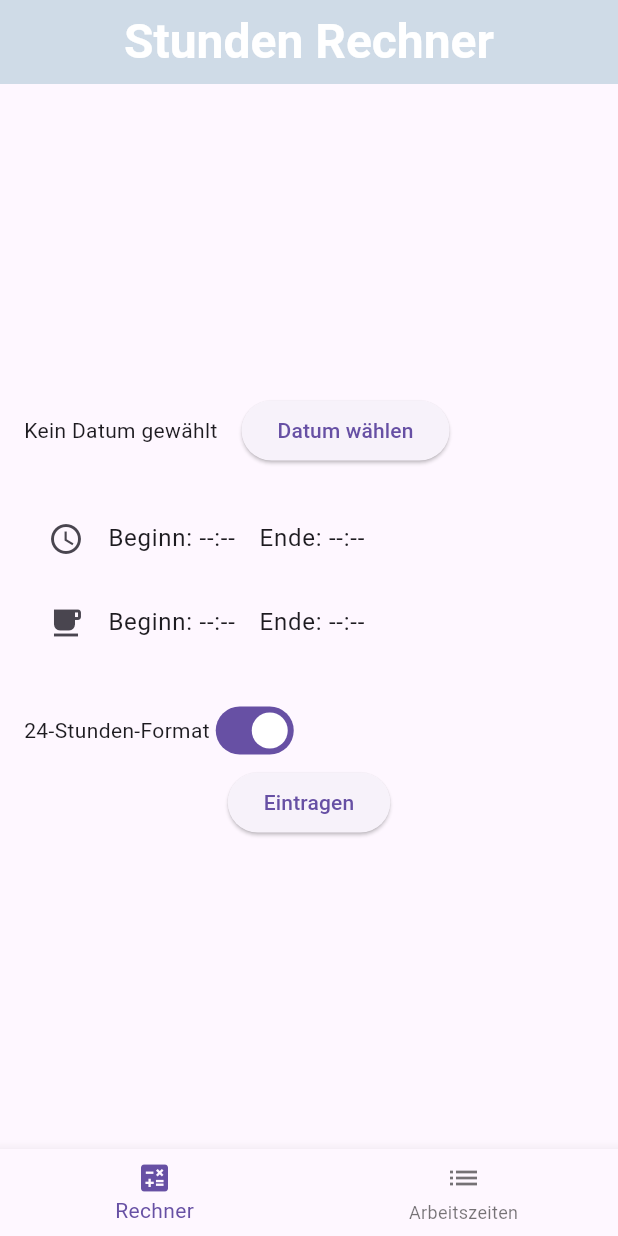
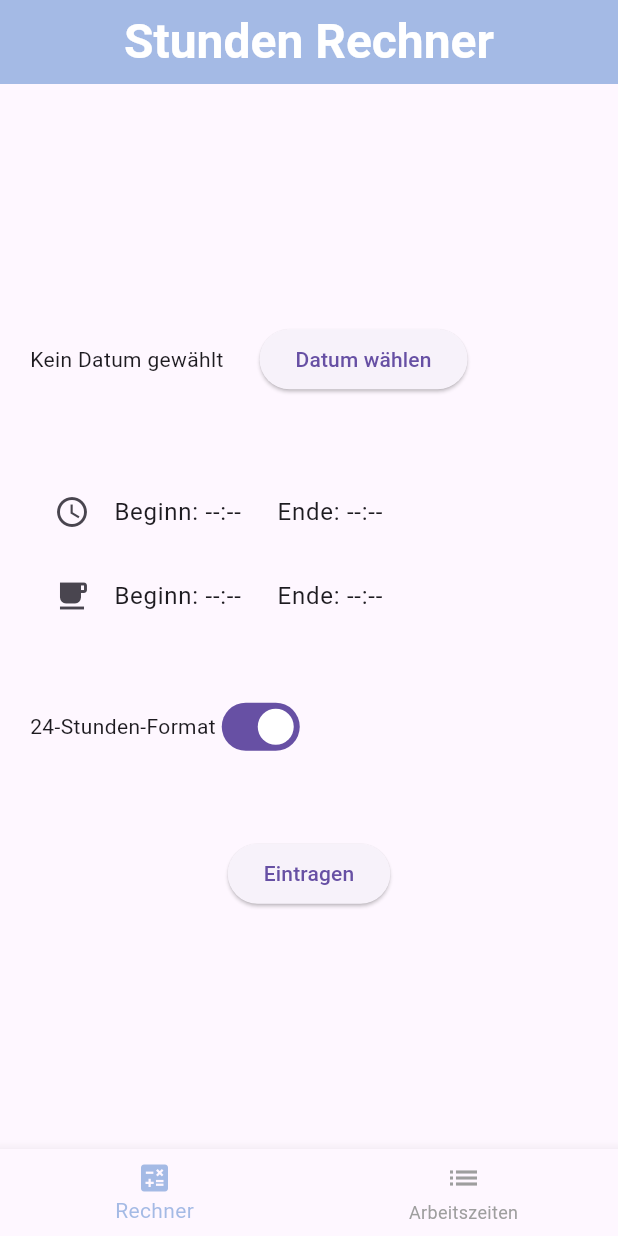
Before and after one commit to MarcusBecker6123/stundenrechner, a Flutter app: the screen it shows after launch, on a phone screen of 412 x 824 dp. Run offline on Flutter 3.47's test engine with Material 3 defaults, Android fonts, the phone set to English and light mode, and no system bars; our stand-ins replace sqflite; accounts and stored records are empty.

Commit message:
style changes

```diff
--- a/lib/pages/stunden_rechner.dart
+++ b/lib/pages/stunden_rechner.dart
@@ -32,14 +32,23 @@ class _StundenRechnerState extends State<StundenRechner> {
           BottomNavigationBarItem(
             icon: Icon(Icons.calculate),
             label: 'Rechner',
+            backgroundColor: Color.fromARGB(121, 65, 119, 200),
           ),
           BottomNavigationBarItem(
             icon: Icon(Icons.list),
             label: 'Arbeitszeiten',
+            backgroundColor: Color.fromARGB(121, 65, 119, 200),
           ),
         ],
         currentIndex: _selectedIndex,
         onTap: _onItemTapped,
+        selectedItemColor: Color.fromARGB(
+          121,
+          65,
+          119,
+          200,
+        ), // <-- selected icon color
+        unselectedItemColor: Colors.grey, // <-- unselected icon color
       ),
     );
   }
@@ -76,7 +85,7 @@ class _StundenRechnerFormState extends State<StundenRechnerForm> {
   Widget build(BuildContext context) {
     return Scaffold(
       appBar: AppBar(
-        backgroundColor: const Color.fromARGB(121, 154, 189, 204),
+        backgroundColor: const Color.fromARGB(121, 65, 119, 200),
         title: Center(
           child: Text(
             'Stunden Rechner',
@@ -90,7 +99,7 @@ class _StundenRechnerFormState extends State<StundenRechnerForm> {
       ),
       body: Container(
         child: Padding(
-          padding: const EdgeInsets.all(16.0),
+          padding: const EdgeInsets.all(20.0),
           child: Column(
             mainAxisAlignment: MainAxisAlignment.center,
             children: <Widget>[
@@ -102,7 +111,7 @@ class _StundenRechnerFormState extends State<StundenRechnerForm> {
                         ? 'Kein Datum gewählt'
                         : 'Datum: ${_selectedDate!.day}.${_selectedDate!.month}.${_selectedDate!.year}',
                   ),
-                  const SizedBox(width: 16),
+                  const SizedBox(width: 24),
                   ElevatedButton(
                     onPressed: () async {
                       final locale = Localizations.localeOf(context);
@@ -124,14 +133,14 @@ class _StundenRechnerFormState extends State<StundenRechnerForm> {
                   ),
                 ],
               ),
-              const SizedBox(height: 20),
+              const SizedBox(height: 50),
               // Replace the two ListTiles for start and end time with this one:
               ListTile(
                 leading: Icon(Icons.access_time),
                 title: Row(
                   children: [
                     Text('Beginn: ${_formatTime(_startTime)}'),
-                    const SizedBox(width: 16),
+                    const SizedBox(width: 24),
                     Text('Ende: ${_formatTime(_endTime)}'),
                   ],
                 ),
@@ -139,10 +148,14 @@ class _StundenRechnerFormState extends State<StundenRechnerForm> {
                   // Pick start time
                   final pickedStart = await showTimePicker(
                     context: context,
-                    initialTime: _startTime ?? TimeOfDay(hour: TimeOfDay.now().hour, minute: 0),
+                    initialTime:
+                        _startTime ??
+                        TimeOfDay(hour: TimeOfDay.now().hour, minute: 0),
                     builder: (context, child) {
                       return MediaQuery(
-                        data: MediaQuery.of(context).copyWith(alwaysUse24HourFormat: _use24HourFormat),
+                        data: MediaQuery.of(
+                          context,
+                        ).copyWith(alwaysUse24HourFormat: _use24HourFormat),
                         child: child!,
                       );
                     },
@@ -156,10 +169,14 @@ class _StundenRechnerFormState extends State<StundenRechnerForm> {
                   // Pick end time
                   final pickedEnd = await showTimePicker(
                     context: context,
-                    initialTime: _endTime ?? TimeOfDay(hour: TimeOfDay.now().hour, minute: 0),
+                    initialTime:
+                        _endTime ??
+                        TimeOfDay(hour: TimeOfDay.now().hour, minute: 0),
                     builder: (context, child) {
                       return MediaQuery(
-                        data: MediaQuery.of(context).copyWith(alwaysUse24HourFormat: _use24HourFormat),
+                        data: MediaQuery.of(
+                          context,
+                        ).copyWith(alwaysUse24HourFormat: _use24HourFormat),
                         child: child!,
                       );
                     },
@@ -177,7 +194,7 @@ class _StundenRechnerFormState extends State<StundenRechnerForm> {
                 title: Row(
                   children: [
                     Text('Beginn: ${_formatTime(_breakStartTime)}'),
-                    const SizedBox(width: 16),
+                    const SizedBox(width: 24),
                     Text('Ende: ${_formatTime(_breakEndTime)}'),
                   ],
                 ),
@@ -221,7 +238,7 @@ class _StundenRechnerFormState extends State<StundenRechnerForm> {
                   }
                 },
               ),
-              const SizedBox(height: 20),
+              const SizedBox(height: 35),
               // NEW: 24-hour format switch
               Row(
                 children: [
@@ -236,6 +253,7 @@ class _StundenRechnerFormState extends State<StundenRechnerForm> {
                   ),
                 ],
               ),
+              const SizedBox(height: 50),
               ElevatedButton(
                 onPressed: () async {
                   if (_startTime == null ||
```
Also changed, not shown: lib/pages/arbeitszeiten_page.dart (+21 -2 lines).
